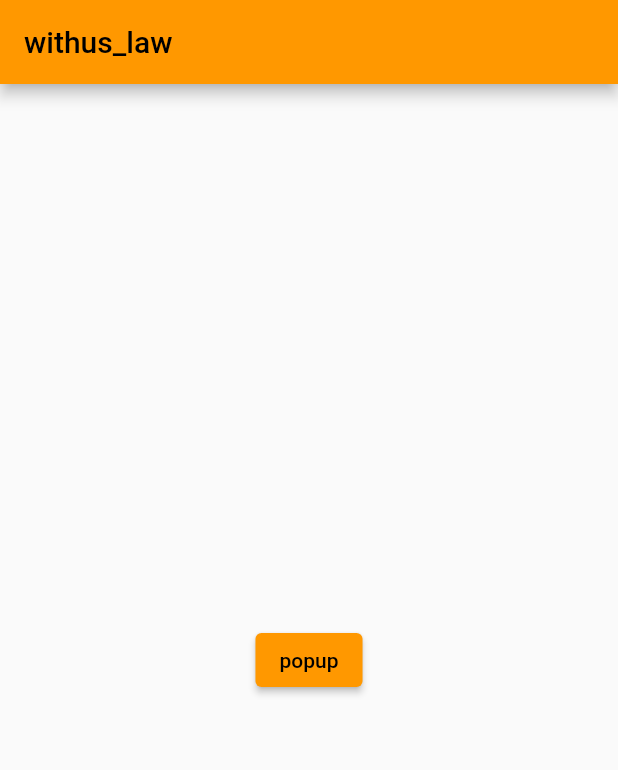
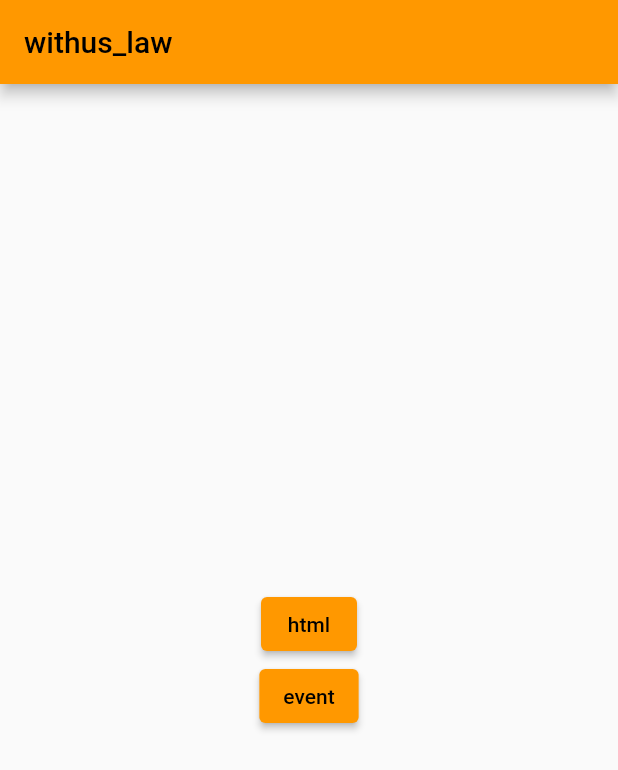
Before and after one commit to YDayeon/flutter-firebase, a Flutter app: the screen it shows after launch, on a phone screen of 412 x 824 dp. Shown: the top 770 px of the screen. Run offline on Flutter 3.47's test engine with Material 2 defaults, Android fonts, the phone set to English and light mode, and no system bars; our stand-ins replace firebase_core, firebase_messaging, flutter_html, flutter_local_notifications, flutter_svg_provider, get; accounts and stored records are empty.

Commit message:
flutter_html

```diff
--- a/lib/page/home_page.dart
+++ b/lib/page/home_page.dart
@@ -1,6 +1,7 @@
 import 'package:flutter/material.dart';
 import 'package:withuslaw_template/api/firebase_api.dart';
 import 'package:withuslaw_template/page/event_format.dart';
+import 'package:withuslaw_template/page/html_page.dart';
 
 class HomePage extends StatefulWidget {
   const HomePage({super.key});
@@ -27,11 +28,16 @@ class _HomePageState extends State<HomePage> {
           mainAxisAlignment: MainAxisAlignment.center,
           children: [
             ElevatedButton(
+              onPressed: () => Navigator.push(context,
+                  MaterialPageRoute(builder: (context) => const HTMLPage())),
+              child: const Text('html'),
+            ),
+            ElevatedButton(
               onPressed: () => Navigator.push(
                   context,
                   MaterialPageRoute(
                       builder: (context) => const EventFormatPage())),
-              child: const Text('popup'),
+              child: const Text('event'),
             ),
           ],
         ),
--- a/lib/route/app_route.dart
+++ b/lib/route/app_route.dart
@@ -1,6 +1,7 @@
 import 'package:get/get.dart';
 import 'package:withuslaw_template/page/event_format.dart';
 import 'package:withuslaw_template/page/home_page.dart';
+import 'package:withuslaw_template/page/html_page.dart';
 import 'package:withuslaw_template/page/notification_page.dart';
 import 'package:withuslaw_template/page/root_page.dart';
 
@@ -25,6 +26,10 @@ class AppPages {
     GetPage(
       name: '/event-format',
       page: () => const EventFormatPage(),
+    ),
+    GetPage(
+      name: '/html',
+      page: () => const HTMLPage(),
     )
   ];
 }
--- a/pubspec.yaml
+++ b/pubspec.yaml
@@ -43,6 +43,7 @@ dependencies:
   get: ^4.6.5
   flutter_svg_provider: ^1.0.6
   flutter_svg: ^2.0.7
+  flutter_html: ^2.2.1
 
 dev_dependencies:
   flutter_test:
```
Also changed, not shown: lib/page/html_page.dart (added, +33 -0 lines), pubspec.lock.
